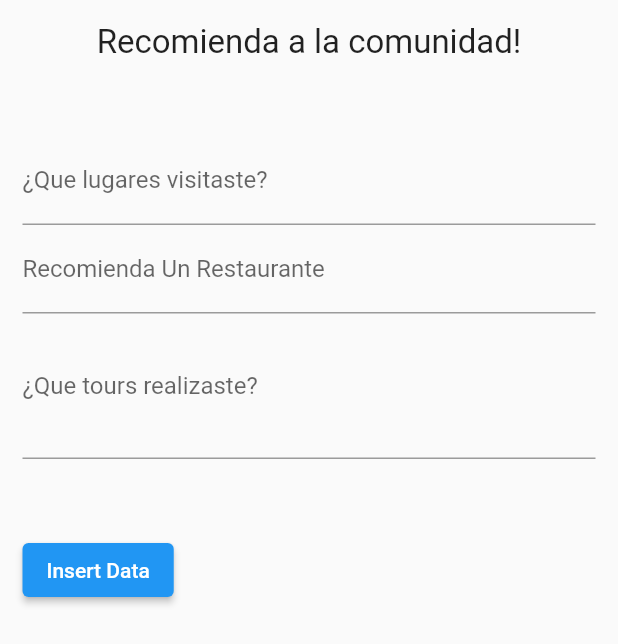
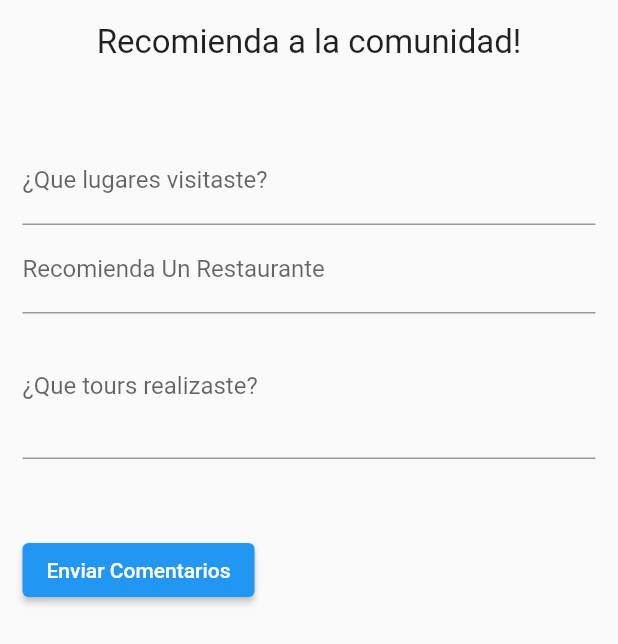
Before and after one commit to Edgarchavezmolina/ProyectoCusco.github.io, a Flutter app: the MongodbInsert screen opened directly, on a phone screen of 412 x 824 dp. Shown: the top 644 px of the screen. Run offline on Flutter 3.47's test engine with Material 2 defaults, Android fonts, the phone set to English and light mode, and no system bars; our stand-ins replace carousel_slider, dio, faker, firebase_auth, firebase_core, flutter_svg; missing offline and left inert: mongo_dart; accounts and stored records are empty; network calls fail.

Commit message:
Actualizado version Eddy

```diff
--- a/flutter_application_1/lib/BotonNRutas/Comentarios.dart
+++ b/flutter_application_1/lib/BotonNRutas/Comentarios.dart
@@ -1,97 +1,55 @@
-// ignore_for_file: prefer_const_constructors
+import 'package:flutter/material.dart';
+import 'package:flutter_application_1/folder-obtener-api-rest/modelo3.dart';
 
+import 'package:provider/provider.dart';
 
-import 'package:flutter_application_1/dbHelper/mongodb.dart';
-import 'package:faker/faker.dart';
-import 'package:flutter/material.dart';
-import 'package:flutter_application_1/folder-api-rest/models/MongoDBmodel.dart';
-import 'package:mongo_dart/mongo_dart.dart'as M;
+import '../Provider-api/producto_provider.dart';
 
+class ComenTours extends StatelessWidget {
+  @override
+  Widget build(BuildContext context) {
 
-
-class MongodbInsert extends StatefulWidget {
-  MongodbInsert({Key? key}) : super(key: key);
-  @override
-  _MongodbInsertState createState() => _MongodbInsertState();
+    return MultiProvider(
+      providers: [
+        ChangeNotifierProvider(
+          create: (_) => ProductoProvider(),
+          lazy: false,
+        )
+      ],
+      child: MyApp(),
+    );
+  }
 }
 
-class _MongodbInsertState extends State<MongodbInsert> {
-  var fnameController = new TextEditingController();
-  var lnameController = new TextEditingController();
-  var addressController = new TextEditingController();
+class MyApp extends StatelessWidget {
 
   @override
   Widget build(BuildContext context) {
+
+    final productoProvider = Provider.of<ProductoProvider>(context);
+    final List<Producto> productos = productoProvider.listaProductos;
+
+
     return Scaffold(
-      body: SafeArea(
-          child: Padding(
-        padding: const EdgeInsets.all(15.0),
-        child: Column(
-          children: [
-            Text(
-              "Recomienda a la comunidad!",
-              style: TextStyle(fontSize: 22),
-            ),
-            SizedBox(
-              height: 50,
-            ),
-            TextField(
-              controller: fnameController,
-              decoration: InputDecoration(labelText: "¿Que lugares visitaste?"),
-            ),
-            TextField(
-              controller: lnameController,
-              decoration: InputDecoration(labelText: "Recomienda Un Restaurante"),
-            ),
-            TextField(
-              controller: addressController,
-              minLines: 3,
-              maxLines: 3,
-              decoration: InputDecoration(labelText: "¿Que tours realizaste?"),
-            ),
-            SizedBox(
-              height: 50,
-            ),
-            Row(
-              mainAxisAlignment: MainAxisAlignment.spaceBetween,
-              children: [
-                ElevatedButton(onPressed: () {
-                  _insertData(
-                    fnameController.text,
-                    lnameController.text,
-                    addressController.text);
-                },
-                 child: Text('Insert Data'))
-              ],
-            )
-          ],
-        ),
-      )),
+
+      appBar: AppBar(
+        title: Text('Comentarios..', style: TextStyle(fontFamily: 'OpenSans'),),
+      ),
+      body: ListView.builder(
+        itemCount: productos.length,
+        itemBuilder: (BuildContext context,int index) {
+        return ListTile(
+          title: Text(productos[index].firstName,
+          style:  TextStyle(fontSize: 20, fontWeight: FontWeight.bold, color: Colors.blue),
+
+          ),
+          subtitle: Text(productos[index].lastName,
+            style: TextStyle(fontSize: 20,fontWeight: FontWeight.bold, color: Colors.indigo),
+          ),
+          leading: Icon(Icons.account_circle_rounded),
+
+        );
+      }),
     );
   }
-
-  Future<void> _insertData(String fName, String lName, String address) async{
-    var _id = M.ObjectId();
-    final data = MongoDbModel(
-      id: _id, firstName: fName, lastName: lName, address: address);
-      var result = await MongoDatabase.insert(data);
-    ScaffoldMessenger.of(context)
-    .showSnackBar(SnackBar(content: Text("Insert ID"+ _id.$oid)));
-     _clearAll();
-  }
-
-  void _clearAll(){
-    fnameController.text ="";
-    lnameController.text ="";
-    addressController.text ="";
-  }
-
-  void _fakeData() {
-    setState(() {
-      fnameController.text = faker.person.firstName();
-      lnameController.text = faker.person.firstName();
-      addressController.text =
-          faker.address.streetAddress() + "\n" + faker.address.streetAddress();
-    });
-  }
 }
--- a/flutter_application_1/lib/BotonNRutas/routes.dart
+++ b/flutter_application_1/lib/BotonNRutas/routes.dart
@@ -2,6 +2,7 @@ import 'package:flutter/material.dart';
 import 'package:flutter_application_1/BotonNRutas/Comentarios.dart';
 import 'package:flutter_application_1/BotonNRutas/Inicio.dart';
 import 'package:flutter_application_1/BotonNRutas/Vuelos.dart';
+import 'package:flutter_application_1/MenuComponentes/Notificaciones.dart';
 
 import 'Tours.dart';
 import 'Viajes.dart';
@@ -17,7 +18,7 @@ class Routes extends StatelessWidget {
       const Hotel(),
       const Viajes(),
       const Vuelos(),
-       MongodbInsert(),
+       ComenTours(),
     ];
     return myList[index];
   }
--- a/flutter_application_1/lib/MenuComponentes/Notificaciones.dart
+++ b/flutter_application_1/lib/MenuComponentes/Notificaciones.dart
@@ -1,14 +1,97 @@
-// ignore_for_file: use_key_in_widget_constructors
+// ignore_for_file: prefer_const_constructors
 
+
+import 'package:flutter_application_1/dbHelper/mongodb.dart';
+import 'package:faker/faker.dart';
 import 'package:flutter/material.dart';
+import 'package:flutter_application_1/folder-api-rest/models/MongoDBmodel.dart';
+import 'package:mongo_dart/mongo_dart.dart'as M;
 
-class Notificaciones extends StatelessWidget {
+
+
+class MongodbInsert extends StatefulWidget {
+  MongodbInsert({Key? key}) : super(key: key);
   @override
-  Widget build(BuildContext context) => Scaffold(
-        appBar: AppBar(
-          title: Text('Mis Notificaciones'),
-          centerTitle: true,
-          backgroundColor: Colors.green,
+  _MongodbInsertState createState() => _MongodbInsertState();
+}
+
+class _MongodbInsertState extends State<MongodbInsert> {
+  var fnameController = new TextEditingController();
+  var lnameController = new TextEditingController();
+  var addressController = new TextEditingController();
+
+  @override
+  Widget build(BuildContext context) {
+    return Scaffold(
+      body: SafeArea(
+          child: Padding(
+        padding: const EdgeInsets.all(15.0),
+        child: Column(
+          children: [
+            Text(
+              "Recomienda a la comunidad!",
+              style: TextStyle(fontSize: 22),
+            ),
+            SizedBox(
+              height: 50,
+            ),
+            TextField(
+              controller: fnameController,
+              decoration: InputDecoration(labelText: "¿Que lugares visitaste?"),
+            ),
+            TextField(
+              controller: lnameController,
+              decoration: InputDecoration(labelText: "Recomienda Un Restaurante"),
+            ),
+            TextField(
+              controller: addressController,
+              minLines: 3,
+              maxLines: 3,
+              decoration: InputDecoration(labelText: "¿Que tours realizaste?"),
+            ),
+            SizedBox(
+              height: 50,
+            ),
+            Row(
+              mainAxisAlignment: MainAxisAlignment.spaceBetween,
+              children: [
+                ElevatedButton(onPressed: () {
+                  _insertData(
+                    fnameController.text,
+                    lnameController.text,
+                    addressController.text);
+                },
+                 child: Text('Enviar Comentarios'))
+              ],
+            ),
+          ],
         ),
-      );
+      )),
+    );
+  }
+
+  Future<void> _insertData(String fName, String lName, String address) async{
+    var _id = M.ObjectId();
+    final data = MongoDbModel(
+      id: _id, firstName: fName, lastName: lName, address: address);
+      var result = await MongoDatabase.insert(data);
+    ScaffoldMessenger.of(context)
+    .showSnackBar(SnackBar(content: Text("Insert ID"+ _id.$oid)));
+     _clearAll();
+  }
+
+  void _clearAll(){
+    fnameController.text ="";
+    lnameController.text ="";
+    addressController.text ="";
+  }
+
+  void _fakeData() {
+    setState(() {
+      fnameController.text = faker.person.firstName();
+      lnameController.text = faker.person.firstName();
+      addressController.text =
+          faker.address.streetAddress() + "\n" + faker.address.streetAddress();
+    });
+  }
 }
--- a/flutter_application_1/lib/componentesMenu/Drawer_Menu.dart
+++ b/flutter_application_1/lib/componentesMenu/Drawer_Menu.dart
@@ -154,7 +154,7 @@ class navigationDrawer extends StatelessWidget {
         break;
       case 5:
         Navigator.of(context)
-            .push(MaterialPageRoute(builder: (context) => Notificaciones()));
+            .push(MaterialPageRoute(builder: (context) => MongodbInsert()));
         break;
       // ignore: no_duplicate_case_values
       case 6:
--- a/flutter_application_1/lib/dbHelper/constante.dart
+++ b/flutter_application_1/lib/dbHelper/constante.dart
@@ -2,7 +2,7 @@ import 'package:mongo_dart/mongo_dart.dart';
 
 const MONGO_CONN_URL =
 "mongodb+srv://Ricard2404:Programador24@clusterapps.rpmto.mongodb.net/pruebabd?retryWrites=true&w=majority";
-const USER_COLLECTION = "PreubaEnviarData";
+const USER_COLLECTION = "datosDescripcion";
 
 // user = MongoConnect
 // password = WUVirSZIgCnOPzhf
--- /dev/null
+++ b/flutter_application_1/lib/folder-api-rest/models/MongoModeldatasend.dart
@@ -0,0 +1,60 @@
+// To parse this JSON data, do
+//
+//     final sendData = sendDataFromJson(jsonString);
+
+import 'dart:convert';
+import 'package:mongo_dart/mongo_dart.dart';
+
+SendData sendDataFromJson(String str) => SendData.fromJson(json.decode(str));
+
+String sendDataToJson(SendData data) => json.encode(data.toJson());
+
+class SendData {
+    SendData({
+        required this.status,
+        required this.productos,
+    });
+
+    String status;
+    List<Producto> productos;
+
+    factory SendData.fromJson(Map<String, dynamic> json) => SendData(
+        status: json["status"],
+        productos: List<Producto>.from(json["productos"].map((x) => Producto.fromJson(x))),
+    );
+
+    Map<String, dynamic> toJson() => {
+        "status": status,
+        "productos": List<dynamic>.from(productos.map((x) => x.toJson())),
+    };
+}
+
+class Producto {
+    String id;
+    String image;
+    String name;
+    String description;
+
+    Producto({
+        required this.id,
+        required this.image,
+        required this.name,
+        required this.description,
+    });
+
+
+
+    factory Producto.fromJson(Map<String, dynamic> json) => Producto(
+        id: json["_id"],
+        image: json["image"],
+        name: json["name"],
+        description: json["description"],
+    );
+
+    Map<String, dynamic> toJson() => {
+        "_id": id,
+        "image": image,
+        "name": name,
+        "description": description,
+    };
+}
```
Also changed, not shown: flutter_application_1/lib/folder-api-rest/ComentarioTours.dart (deleted, +0 -55 lines), flutter_application_1/lib/folder-api-rest/login2.dart (deleted, +0 -97 lines), flutter_application_1/lib/folder-api-rest/Api-rest-vuelos.dart (added).
